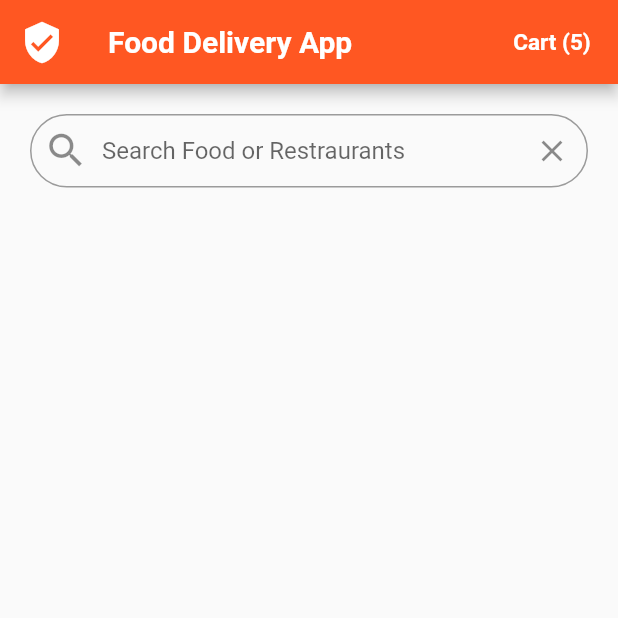
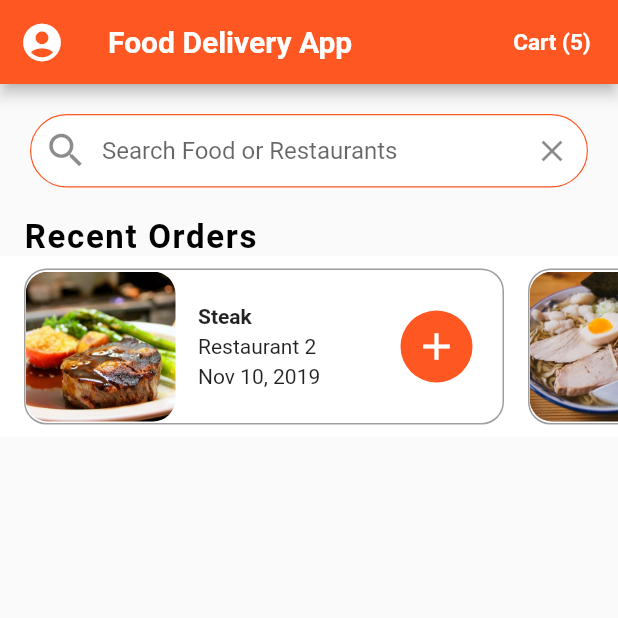
Before and after one commit to SaqibAhmed-hub/Flutter-FoodApp, a Flutter app: the screen it shows after launch, on a phone screen of 412 x 824 dp, the top half of it. Run offline on Flutter 3.47's test engine with Material 2 defaults, Android fonts, the phone set to English and light mode, and no system bars.

Commit message:
added the recentOrder in the UI design

```diff
--- a/lib/screens/home_screen.dart
+++ b/lib/screens/home_screen.dart
@@ -1,5 +1,6 @@
 import 'package:flutter/material.dart';
 import 'package:flutter_food_delivery_ui/data/data.dart';
+import 'package:flutter_food_delivery_ui/widgets/recent_orders.dart';
 
 class HomeScreen extends StatefulWidget {
   const HomeScreen({Key? key}) : super(key: key);
@@ -14,7 +15,7 @@ class _HomeScreenState extends State<HomeScreen> {
     return Scaffold(
       appBar: AppBar(
         leading: IconButton(
-          icon: Icon(Icons.verified_user),
+          icon: Icon(Icons.account_circle),
           iconSize: 30.0,
           onPressed: () {},
         ),
@@ -47,10 +48,17 @@ class _HomeScreenState extends State<HomeScreen> {
             child: TextField(
               decoration: InputDecoration(
                   contentPadding: EdgeInsets.symmetric(vertical: 15.0),
+                  fillColor: Colors.white,
+                  filled: true,
                   border: OutlineInputBorder(
                       borderRadius: BorderRadius.circular(30.0),
                       borderSide: BorderSide(width: 0.8)),
-                  hintText: "Search Food or Restraurants",
+                  enabledBorder: OutlineInputBorder(
+                      borderRadius: BorderRadius.circular(30.0),
+                      borderSide: BorderSide(
+                          width: 0.8, color: Theme.of(context).primaryColor)
+                  ),
+                  hintText: "Search Food or Restaurants",
                   prefixIcon: Icon(
                     Icons.search,
                     size: 30.0,
@@ -58,10 +66,10 @@ class _HomeScreenState extends State<HomeScreen> {
                   suffixIcon: IconButton(
                     icon: Icon(Icons.close),
                     onPressed: () {},
-                  )
-              ),
+                  )),
             ),
-          )
+          ),
+          RecentOrders()
         ],
       ),
     );
--- /dev/null
+++ b/lib/widgets/recent_orders.dart
@@ -0,0 +1,108 @@
+import 'package:flutter/material.dart';
+import 'package:flutter_food_delivery_ui/data/data.dart';
+import 'package:flutter_food_delivery_ui/models/order.dart';
+
+class RecentOrders extends StatelessWidget {
+  const RecentOrders({Key? key}) : super(key: key);
+
+  @override
+  Widget build(BuildContext context) {
+    return Column(
+      crossAxisAlignment: CrossAxisAlignment.start,
+      children: <Widget>[
+        Padding(
+          padding: EdgeInsets.symmetric(horizontal: 16.0),
+          child: Text(
+            "Recent Orders",
+            style: TextStyle(
+                color: Colors.black,
+                fontSize: 22.0,
+                fontWeight: FontWeight.w600,
+                letterSpacing: 1.1),
+          ),
+        ),
+        // This is the RecyclerView in flutter
+        Container(
+          height: 120.0,
+          color: Colors.white,
+          child: ListView.builder(
+              physics: BouncingScrollPhysics(),
+              padding: EdgeInsets.only(left: 8.0),
+              scrollDirection: Axis.horizontal,
+              itemCount: currentUser.orders.length,
+              itemBuilder: (BuildContext context, int index) {
+                Order orders = currentUser.orders[index];
+                return _buildRecentOrders(context, orders);
+              }),
+        )
+      ],
+    );
+  }
+
+  _buildRecentOrders(BuildContext context, Order orders) {
+    return Container(
+      width: 320.0,
+      margin: EdgeInsets.all(8.0),
+      decoration: BoxDecoration(
+          color: Colors.white,
+          borderRadius: BorderRadius.circular(15.0),
+          border: Border.all(width: 1.0, color: Colors.grey)),
+      child: Row(
+        mainAxisAlignment: MainAxisAlignment.spaceBetween,
+        children: <Widget>[
+          Expanded(
+            child: Row(
+              children: <Widget>[
+                    ClipRRect(
+                    borderRadius: BorderRadius.circular(15.0),
+                    child: Image(
+                      height: 100.0,
+                      width: 100.0,
+                      fit: BoxFit.cover,
+                      image: AssetImage(orders.food.imageUrl),
+                    ),
+                  ),
+                    Expanded(
+                      child: Container(
+                        margin: EdgeInsets.all(15.0),
+                        child: Column(
+                          mainAxisAlignment: MainAxisAlignment.center,
+                          crossAxisAlignment: CrossAxisAlignment.start,
+                          children: <Widget>[
+                            Text(
+                              orders.food.name,
+                              style: TextStyle(fontWeight: FontWeight.w600),
+                            ),
+                            SizedBox(height: 4.0),
+                            Text(
+                              orders.restaurant.name,
+                              style: TextStyle(fontWeight: FontWeight.w400),
+                            ),
+                            SizedBox(height: 4.0),
+                            Text(orders.date, style: TextStyle(fontWeight: FontWeight.w400))
+                          ],
+                        ),
+                      ),
+                    )
+              ],
+            ),
+          ),
+          Container(
+            margin: EdgeInsets.only(right: 20.0),
+            width: 48.0,
+            decoration: BoxDecoration(
+              color: Theme.of(context).primaryColor,
+              borderRadius: BorderRadius.circular(30.0),
+            ),
+            child: IconButton(
+              icon: Icon(Icons.add),
+              iconSize: 30.0,
+              color: Colors.white,
+              onPressed: (){},
+            ),
+          )
+        ],
+      ),
+    );
+  }
+}
```
